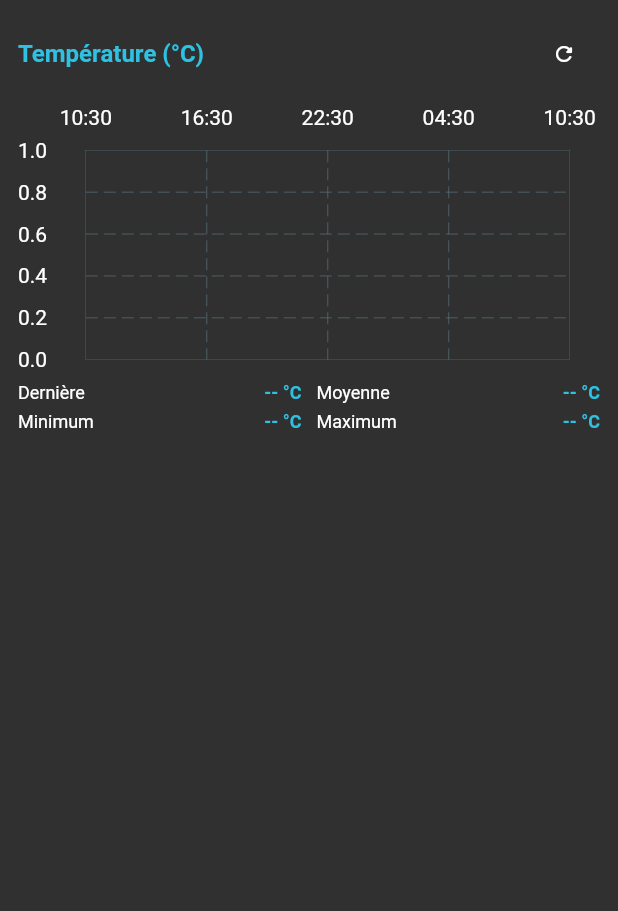
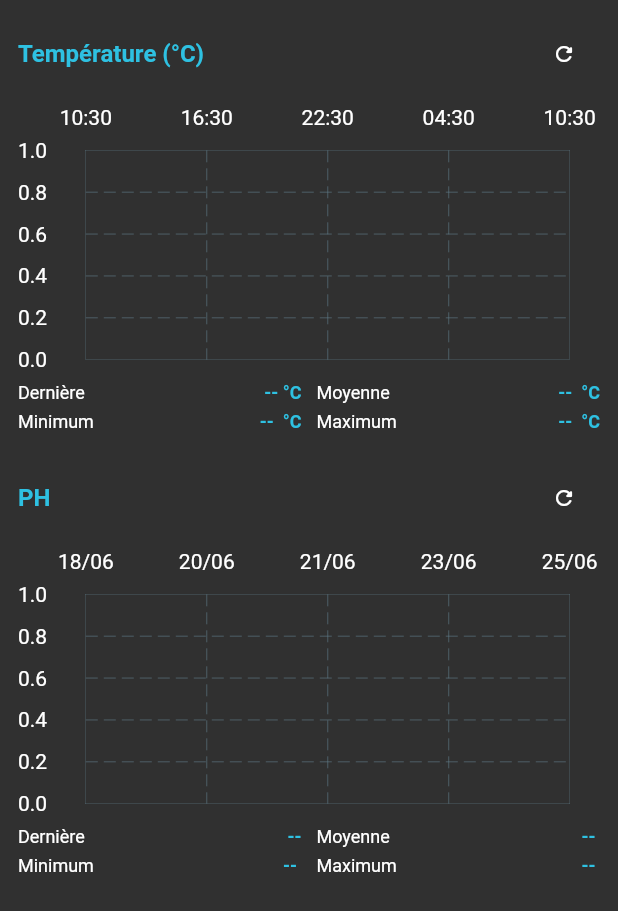
Before and after one commit to aquatracking/mobile-app, a Flutter app: the AquariumAnalyseTab widget shown alone on an empty page, opened directly with empty values, on a phone screen of 412 x 824 dp. Shown: the top 911 px of the screen. Run offline on Flutter 3.47's test engine with Material 2 defaults, Android fonts, the phone set to English and light mode, and no system bars; drawn by our look-alikes of fl_chart; our stand-ins replace carousel_slider, cookie_jar, date_time_picker, dio, dio_cookie_manager, flutter_image_compress and 4 more; accounts and stored records are empty; network calls fail.

Commit message:
[ADD] PH Graph

```diff
--- a/lib/blocs/abstract_measurements_bloc.dart
+++ b/lib/blocs/abstract_measurements_bloc.dart
@@ -1,9 +1,9 @@
-import 'package:aquatracking/model/abstract_measurement_model.dart';
+import 'package:aquatracking/model/measurement_model.dart';
 
 import 'bloc.dart';
 
 abstract class AbstractMeasurementsBloc extends Bloc {
   fetchMeasurements(String aquariumId, int fetchModel);
 
-  Stream<List<AbstractMeasurementModel>> get stream;
+  Stream<List<MeasurementModel>> get stream;
 }
--- /dev/null
+++ b/lib/blocs/ph_measurements_bloc.dart
@@ -0,0 +1,42 @@
+import 'package:aquatracking/blocs/abstract_measurements_bloc.dart';
+import 'package:aquatracking/model/measurement_model.dart';
+import 'package:aquatracking/service/aquariums_service.dart';
+import 'package:rxdart/rxdart.dart';
+
+class PHMeasurementsBloc implements AbstractMeasurementsBloc {
+  final _measurementsController = BehaviorSubject<List<MeasurementModel>>();
+  final AquariumsService _aquariumsService = AquariumsService();
+
+  @override
+  fetchMeasurements(String aquariumId, int fetchMode) async {
+    DateTime from = DateTime.now();
+
+    switch (fetchMode) {
+      case 0:
+        from = from.subtract(const Duration(hours: 6));
+        break;
+      case 1:
+        from = from.subtract(const Duration(hours: 24));
+        break;
+      case 2:
+        from = from.subtract(const Duration(days: 7));
+        break;
+      case 3:
+        from = from.subtract(const Duration(days: 30));
+        break;
+      case 4:
+        from = from.subtract(const Duration(days: 365));
+        break;
+    }
+
+    final measurements = await _aquariumsService.getPHMeasurements(aquariumId, from);
+    _measurementsController.add(measurements);
+  }
+
+  @override
+  Stream<List<MeasurementModel>> get stream => _measurementsController.stream;
+
+  @override
+  void dispose() {
+  }
+}
--- a/lib/component/line_metric_chart.dart
+++ b/lib/component/line_metric_chart.dart
@@ -1,5 +1,5 @@
 import 'package:aquatracking/blocs/abstract_measurements_bloc.dart';
-import 'package:aquatracking/model/abstract_measurement_model.dart';
+import 'package:aquatracking/model/measurement_model.dart';
 import 'package:aquatracking/utils/date_tools.dart';
 import 'package:fl_chart/fl_chart.dart';
 import 'package:flutter/material.dart';
@@ -8,20 +8,20 @@ class LineMetricChart extends StatelessWidget {
   final String aquariumId;
   final AbstractMeasurementsBloc measurementsBloc;
   final String metric;
-  final String unit;
+  final String? unit;
   final int defaultFetchMode;
-  const LineMetricChart({Key? key, required this.measurementsBloc, required this.aquariumId, required this.metric, required this.unit, this.defaultFetchMode = 0}) : super(key: key);
+  const LineMetricChart({Key? key, required this.measurementsBloc, required this.aquariumId, required this.metric, this.unit, this.defaultFetchMode = 0}) : super(key: key);
 
   @override
   Widget build(BuildContext context) {
     int fetchMode = defaultFetchMode;
     measurementsBloc.fetchMeasurements(aquariumId, fetchMode);
 
-    return StreamBuilder<List<AbstractMeasurementModel>>(
+    return StreamBuilder<List<MeasurementModel>>(
       stream: measurementsBloc.stream,
       builder: (context, snapshot) {
         if (snapshot.hasData && snapshot.data != null) {
-          List<AbstractMeasurementModel> measurements = [];
+          List<MeasurementModel> measurements = [];
 
           int measurementNeeded = 70;
           if(snapshot.data!.length > measurementNeeded) {
@@ -47,7 +47,7 @@ class LineMetricChart extends StatelessWidget {
                   crossAxisAlignment: CrossAxisAlignment.center,
                   children: [
                     Text(
-                      '$metric ($unit)',
+                      '$metric${unit != null ? ' ($unit)' : ''}',
                       style: TextStyle(
                           fontSize: 16,
                           fontWeight: FontWeight.bold,
@@ -137,7 +137,7 @@ class LineMetricChart extends StatelessWidget {
                                 show: measurements.length < 25,
                               ),
                               spots: [
-                                for(AbstractMeasurementModel measurement in measurements)
+                                for(MeasurementModel measurement in measurements)
                                   FlSpot(
                                     nbMinutes - endDate.difference(measurement.measuredAt).inMinutes.toDouble(),
                                     measurement.value,
@@ -166,7 +166,7 @@ class LineMetricChart extends StatelessWidget {
                                   ),
                                 ),
                                 Text(
-                                  '-- $unit',
+                                  '--${unit != null ? ' $unit' : ''}',
                                   style: TextStyle(
                                       fontSize: 12,
                                       fontWeight: FontWeight.bold,
@@ -186,7 +186,7 @@ class LineMetricChart extends StatelessWidget {
                                   ),
                                 ),
                                 Text(
-                                  '-- $unit',
+                                  '-- ${unit != null ? ' $unit' : ''}',
                                   style: TextStyle(
                                       fontSize: 12,
                                       fontWeight: FontWeight.bold,
@@ -213,7 +213,7 @@ class LineMetricChart extends StatelessWidget {
                                   ),
                                 ),
                                 Text(
-                                  '-- $unit',
+                                  '-- ${unit != null ? ' $unit' : ''}',
                                   style: TextStyle(
                                       fontSize: 12,
                                       fontWeight: FontWeight.bold,
@@ -233,7 +233,7 @@ class LineMetricChart extends StatelessWidget {
                                   ),
                                 ),
                                 Text(
-                                  '-- $unit',
+                                  '-- ${unit != null ? ' $unit' : ''}',
                                   style: TextStyle(
                                       fontSize: 12,
                                       fontWeight: FontWeight.bold,
@@ -480,7 +480,7 @@ class LineMetricChart extends StatelessWidget {
                               show: measurements.length < 25,
                             ),
                             spots: [
-                              for(AbstractMeasurementModel measurement in measurements)
+                              for(MeasurementModel measurement in measurements)
                                 FlSpot(
                                   nbMinutes - endDate.difference(measurement.measuredAt).inMinutes.toDouble(),
                                   measurement.value,
--- a/lib/model/abstract_measurement_model.dart
+++ /dev/null
@@ -1,11 +0,0 @@
-abstract class AbstractMeasurementModel {
-  String id;
-  double value;
-  DateTime measuredAt;
-
-  AbstractMeasurementModel({
-    required this.id,
-    required this.value,
-    required this.measuredAt,
-  });
-}
--- /dev/null
+++ b/lib/model/measurement_model.dart
@@ -0,0 +1,17 @@
+class MeasurementModel {
+  String id;
+  double value;
+  DateTime measuredAt;
+
+  MeasurementModel({
+    required this.id,
+    required this.value,
+    required this.measuredAt,
+  });
+
+  factory MeasurementModel.fromJson(Map<String, dynamic> json) => MeasurementModel(
+    id: json["id"],
+    value: json["value"].toDouble(),
+    measuredAt: DateTime.parse(json["measuredAt"]),
+  );
+}
--- a/lib/model/temperature_measurement_model.dart
+++ b/lib/model/temperature_measurement_model.dart
@@ -1,6 +1,6 @@
-import 'package:aquatracking/model/abstract_measurement_model.dart';
+import 'package:aquatracking/model/measurement_model.dart';
 
-class TemperatureMeasurementModel implements AbstractMeasurementModel {
+class TemperatureMeasurementModel implements MeasurementModel {
   @override
   String id;
   @override
--- a/lib/service/aquariums_service.dart
+++ b/lib/service/aquariums_service.dart
@@ -2,6 +2,7 @@ import 'dart:developer';
 
 import 'package:aquatracking/model/aquarium_model.dart';
 import 'package:aquatracking/model/create_aquarium_model.dart';
+import 'package:aquatracking/model/measurement_model.dart';
 import 'package:aquatracking/model/temperature_measurement_model.dart';
 import 'package:aquatracking/service/service.dart';
 
@@ -43,4 +44,19 @@ class AquariumsService extends Service {
 
     return measurements;
   }
+
+  Future<List<MeasurementModel>> getPHMeasurements(String aquariumId, DateTime from) async {
+    var rawMeasurements = await get('/aquariums/$aquariumId/ph?from=${from.toIso8601String()}').catchError((e) {
+      log('Error getting ph measurements: $e');
+      return List.empty();
+    });
+
+    List<MeasurementModel> measurements = [];
+
+    rawMeasurements.forEach((rawMeasurement) {
+      measurements.add(MeasurementModel.fromJson(rawMeasurement));
+    });
+
+    return measurements;
+  }
 }
--- a/lib/tabs/aquarium_screen/aquarium_analyse_tab.dart
+++ b/lib/tabs/aquarium_screen/aquarium_analyse_tab.dart
@@ -1,3 +1,4 @@
+import 'package:aquatracking/blocs/ph_measurements_bloc.dart';
 import 'package:aquatracking/blocs/temperature_measurements_bloc.dart';
 import 'package:aquatracking/component/line_metric_chart.dart';
 import 'package:aquatracking/model/aquarium_model.dart';
@@ -11,12 +12,16 @@ class AquariumAnalyseTab extends StatelessWidget {
   @override
   Widget build(BuildContext context) {
     TemperatureMeasurementsBloc temperatureMeasurementsBloc = TemperatureMeasurementsBloc();
+    PHMeasurementsBloc phMeasurementsBloc = PHMeasurementsBloc();
     return SingleChildScrollView(
         child: Padding(
           padding: const EdgeInsets.all(12.0),
           child: Column(
             children: [
               LineMetricChart(aquariumId: aquarium.id ,measurementsBloc: temperatureMeasurementsBloc, metric: 'Température', unit: '°C', defaultFetchMode: 1),
+              const SizedBox(height: 20),
+              LineMetricChart(aquariumId: aquarium.id ,measurementsBloc: phMeasurementsBloc, metric: 'PH', defaultFetchMode: 2),
+              const SizedBox(height: 20),
             ],
           ),
         )
```
